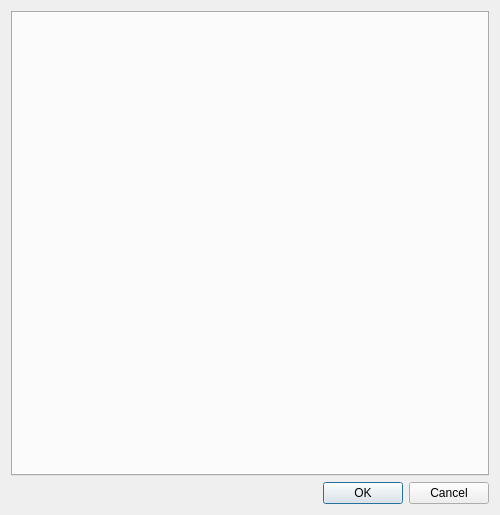
This is src/librssguard/services/abstract/gui/formaccountdetails.ui in martinrotter/rssguard as Qt 5 draws it before an edit. The edited form follows.
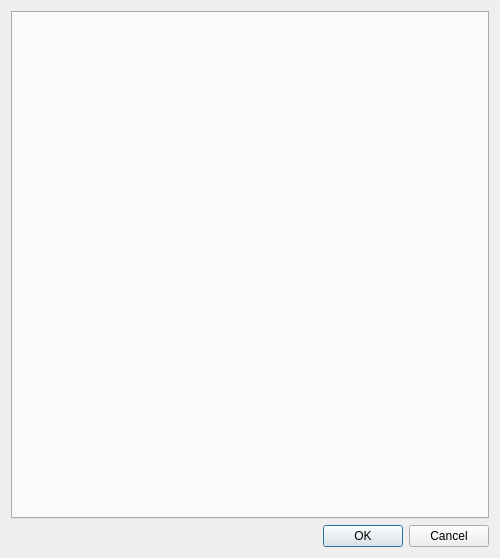
This is the edited form.

Patch:
```diff
--- a/src/librssguard/services/abstract/gui/formaccountdetails.ui
+++ b/src/librssguard/services/abstract/gui/formaccountdetails.ui
@@ -7,7 +7,7 @@
     <x>0</x>
     <y>0</y>
     <width>500</width>
-    <height>515</height>
+    <height>558</height>
    </rect>
   </property>
   <layout class="QFormLayout" name="formLayout_2">
```
